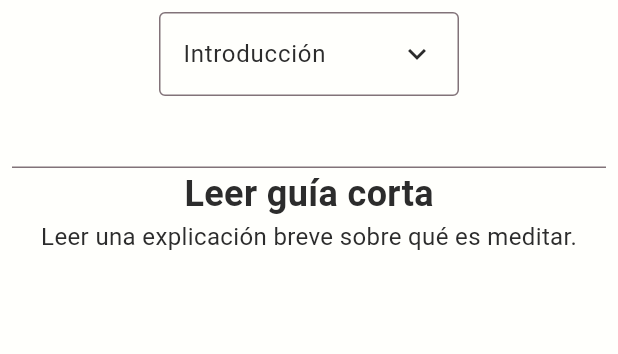
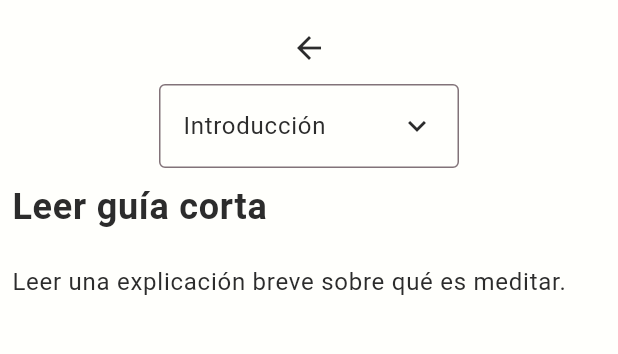
Before and after one commit to sackflorencia/Nava, a Flutter app: the TaskDetails screen opened directly with sample values from the repository, on a phone screen of 412 x 824 dp, the part 84-438 px from its top. Run offline on Flutter 3.47's test engine with Material 3 defaults, Android fonts, the light colour scheme and no system bars; our stand-ins replace flutter_riverpod, fluttertoast, go_router; missing offline and left inert: string_to_icon.

Commit message:
Enhance task details UI and add new widgets
Updated TaskDetails screen to use editable TextFields for title and description, and added a back button. Modified StagesDropdown to update task stage directly. Added new widgets: TaskEstimatedTimeDetails and TaskDifficultyDetails (placeholder). Removed unused import from task_list_tile. Created a placeholder for task_recomendation service.

```diff
--- a/lib/src/screens/task_details.dart
+++ b/lib/src/screens/task_details.dart
@@ -1,4 +1,5 @@
 import 'package:flutter/material.dart';
+import 'package:go_router/go_router.dart';
 import 'package:nava/src/models/task.dart';
 import 'package:nava/src/services/get_objects_and_lists.dart';
 import 'package:nava/src/widgets/nava_app_bar.dart';
@@ -11,6 +12,9 @@ class TaskDetails extends StatelessWidget {
 
   @override
   Widget build(BuildContext context) {
+    late TextEditingController taskTitleController = TextEditingController(text: task.title);
+    late TextEditingController taskDescriptionController = TextEditingController(text: task.description);
+
     return Scaffold(
       appBar: NavaAppBar(),
       drawer: Navbar(),
@@ -20,29 +24,42 @@ class TaskDetails extends StatelessWidget {
           padding: const EdgeInsets.all(8.0),
           child: Column(
             children: [
+              IconButton(
+                icon: Icon(
+                  Icons.arrow_back,
+                  color: Theme.of(context).colorScheme.onInverseSurface,
+                ),
+                onPressed: () {
+                  context.pop();
+                },
+              ),
               StagesDropdown(
-                onSelected: () {},
+                taskId: task.id,
                 stages: getStagesByTaskId(task.id),
                 selectedStage: getStageById(task.idStage),
               ),
-              TextField(),
-              Text(
-                task.title,
+              TextField(
+                controller: taskTitleController,
+                decoration: InputDecoration(
+                  border: InputBorder.none,
+                ),
                 style: TextStyle(
                   fontSize: 24,
                   fontWeight: FontWeight.bold,
                   color: Theme.of(context).colorScheme.onInverseSurface,
                 ),
-                textAlign: TextAlign.left,
               ),
-              Text(
-                task.description,
+              TextField(
+                controller: taskDescriptionController,
+                decoration: InputDecoration(
+                  border: InputBorder.none,
+                ),
                 style: TextStyle(
                   fontSize: 16,
                   color: Theme.of(context).colorScheme.onInverseSurface,
                 ),
-                textAlign: TextAlign.left,
-              )
+                maxLines: null,
+              ),
             ],
           ),
         ),
--- a/lib/src/widgets/stages_dropdown.dart
+++ b/lib/src/widgets/stages_dropdown.dart
@@ -1,15 +1,16 @@
 import 'package:flutter/material.dart';
 import 'package:nava/src/models/stage.dart';
+import 'package:nava/src/services/change_object_values.dart';
 
 class StagesDropdown extends StatelessWidget {
   final List<Stage> stages;
   final Stage? selectedStage;
-  final VoidCallback onSelected;
+  final int taskId;
   const StagesDropdown({
     super.key,
     required this.stages,
     this.selectedStage,
-    required this.onSelected,
+    required this.taskId,
   });
   @override
   Widget build(BuildContext context) {
@@ -41,7 +42,8 @@ class StagesDropdown extends StatelessWidget {
           ),
       ],
       onSelected: (stage) {
-        onSelected();
+        if (stage == null) return;
+        changeTaskStage(taskId, stage.id);
       },
     );
   }
--- a/lib/src/widgets/task_list_tile.dart
+++ b/lib/src/widgets/task_list_tile.dart
@@ -1,5 +1,4 @@
 import 'package:flutter/material.dart';
-import 'package:fluttertoast/fluttertoast.dart';
 import 'package:go_router/go_router.dart';
 import 'package:nava/src/models/task.dart';
 import 'package:nava/src/theme/theme_utils.dart';
```
Also changed, not shown: lib/src/widgets/task_estimated_time_details.dart (added, +20 -0 lines), lib/src/services/task_recomendation.dart (added), lib/src/widgets/task_difficulty_details.dart (added).
